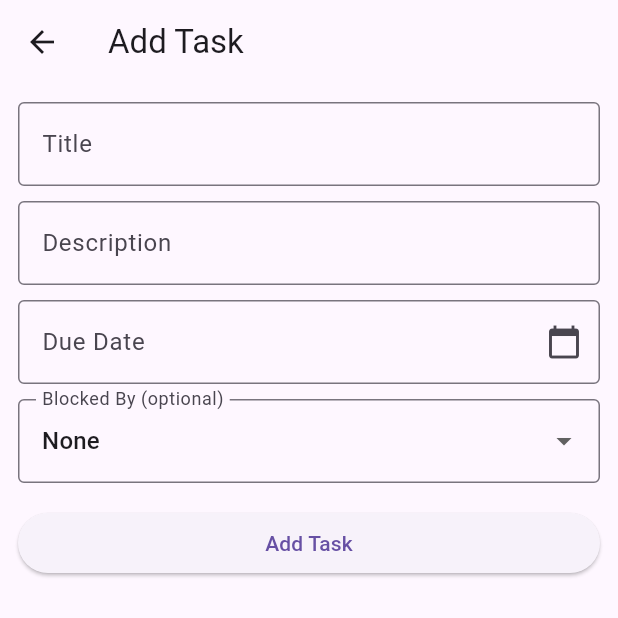
After one commit to rahullpanditaa/taskmanager, a Flutter app: the screen it shows after launch, after a tap on the "add" icon, on a phone screen of 412 x 824 dp, the top half of it. The commit adds this screen. Run offline on Flutter 3.47's test engine with Material 3 defaults, Android fonts, the phone set to English and light mode, and no system bars; our stand-ins replace shared_preferences; network calls fail.

Commit message:
create separate screen for adding a new task - bug when modifying existing tasks to change blocked by

```diff
--- /dev/null
+++ b/frontend/task_manager_app/lib/add_task.dart
@@ -0,0 +1,141 @@
+import 'package:flutter/material.dart';
+
+
+// Add new screen for task creation
+class AddTaskScreen extends StatefulWidget {
+  final List allTasks;
+
+  const AddTaskScreen({super.key, required this.allTasks});
+
+  @override
+  State<AddTaskScreen> createState() => _AddTaskScreenState();
+}
+
+class _AddTaskScreenState extends State<AddTaskScreen> {
+  final titleController = TextEditingController();
+  final descriptionController = TextEditingController();
+  final dueDateController = TextEditingController();
+
+  int? selectedBlockedBy;
+
+  @override
+  Widget build(BuildContext context) {
+    return Scaffold(
+      appBar: AppBar(title: const Text('Add Task')),
+      body: Padding(
+        padding: const EdgeInsets.all(12),
+        child: SingleChildScrollView(
+          child: Column(
+            children: [
+              TextField(
+                controller: titleController,
+                decoration: const InputDecoration(
+                  labelText: 'Title',
+                  border: OutlineInputBorder(),
+                ),
+              ),
+
+              const SizedBox(height: 10),
+
+              TextField(
+                controller: descriptionController,
+                decoration: const InputDecoration(
+                  labelText: 'Description',
+                  border: OutlineInputBorder(),
+                ),
+              ),
+
+              const SizedBox(height: 10),
+
+              // 🔹 Due date picker (FULLY IMPLEMENTED)
+              TextField(
+                controller: dueDateController,
+                readOnly: true,
+                decoration: const InputDecoration(
+                  labelText: 'Due Date',
+                  border: OutlineInputBorder(),
+                  suffixIcon: Icon(Icons.calendar_today),
+                ),
+                onTap: () async {
+                  final date = await showDatePicker(
+                    context: context,
+                    initialDate: DateTime.now(),
+                    firstDate: DateTime(2020),
+                    lastDate: DateTime(2100),
+                  );
+
+                  if (date != null) {
+                    final time = await showTimePicker(
+                      context: context,
+                      initialTime: TimeOfDay.now(),
+                    );
+
+                    if (time != null) {
+                      final dateTime = DateTime(
+                        date.year,
+                        date.month,
+                        date.day,
+                        time.hour,
+                        time.minute,
+                      );
+
+                      setState(() {
+                        dueDateController.text = dateTime.toString();
+                      });
+                    }
+                  }
+                },
+              ),
+
+              const SizedBox(height: 10),
+
+              // 🔹 Blocked By dropdown
+              DropdownButtonFormField<int>(
+                value: selectedBlockedBy,
+                decoration: const InputDecoration(
+                  labelText: 'Blocked By (optional)',
+                  border: OutlineInputBorder(),
+                ),
+                items: [
+                  const DropdownMenuItem<int>(
+                    value: null,
+                    child: Text('None'),
+                  ),
+                  ...widget.allTasks.map((task) {
+                    return DropdownMenuItem<int>(
+                      value: task['id'],
+                      child: Text(task['title']),
+                    );
+                  }).toList(),
+                ],
+                onChanged: (value) {
+                  setState(() {
+                    selectedBlockedBy = value;
+                  });
+                },
+              ),
+
+              const SizedBox(height: 16),
+
+              SizedBox(
+                width: double.infinity,
+                child: ElevatedButton(
+                  onPressed: () {
+                    Navigator.pop(context, {
+                      "title": titleController.text,
+                      "description": descriptionController.text,
+                      "due_date": dueDateController.text,
+                      "status": "to-do",
+                      "blocked_by": selectedBlockedBy,
+                    });
+                  },
+                  child: const Text('Add Task'),
+                ),
+              ),
+            ],
+          ),
+        ),
+      ),
+    );
+  }
+}
```
Also changed, not shown: frontend/task_manager_app/lib/main.dart (+61 -114 lines).
